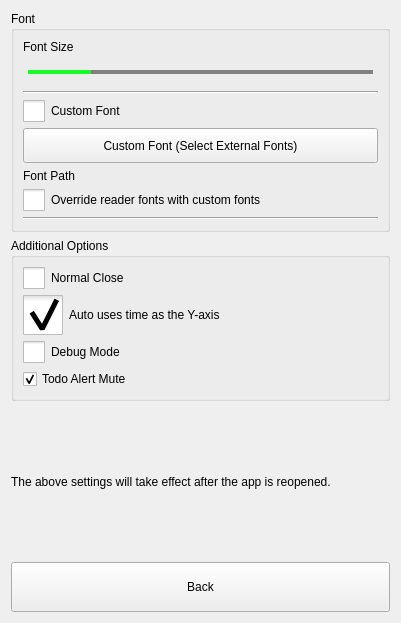
Old version of the form src/dlgpreferences.ui in the repository ic005k/Knot-Legacy.
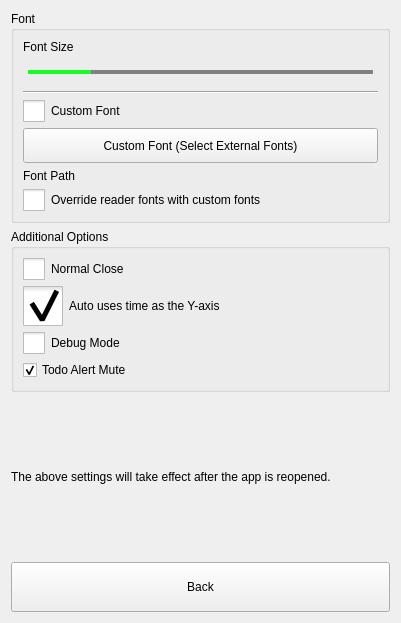
New version of the form. Icons and pictures are not drawn.

The edit to the form file:
```diff
--- a/src/dlgpreferences.ui
+++ b/src/dlgpreferences.ui
@@ -154,13 +154,6 @@
         </property>
        </widget>
       </item>
-      <item>
-       <widget class="Line" name="line">
-        <property name="orientation">
-         <enum>Qt::Horizontal</enum>
-        </property>
-       </widget>
-      </item>
      </layout>
     </widget>
    </item>
```
